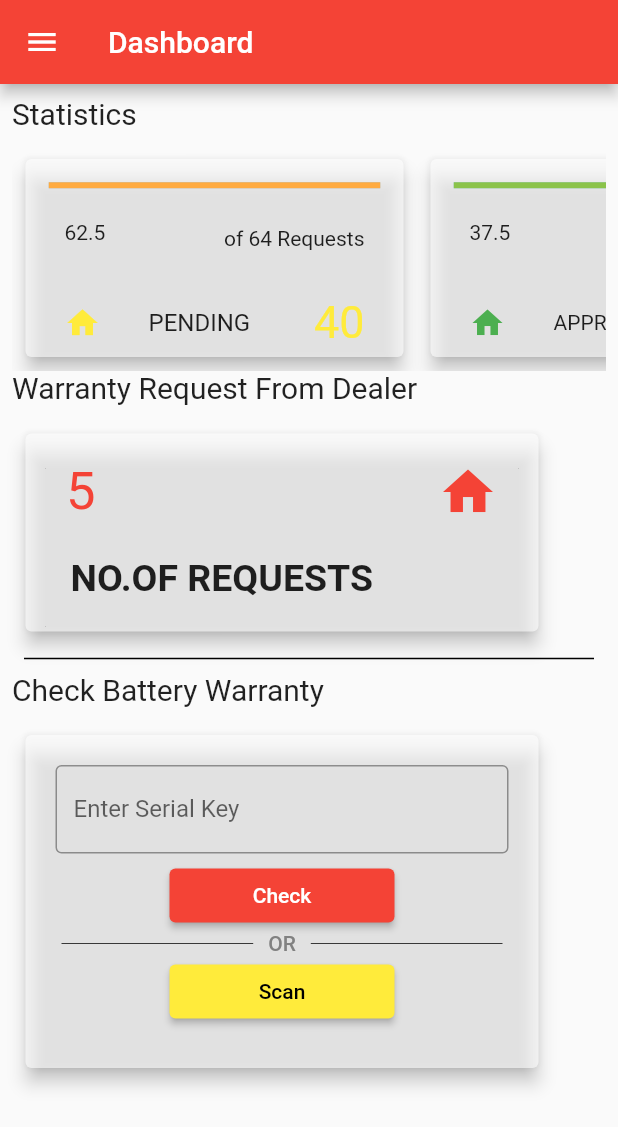
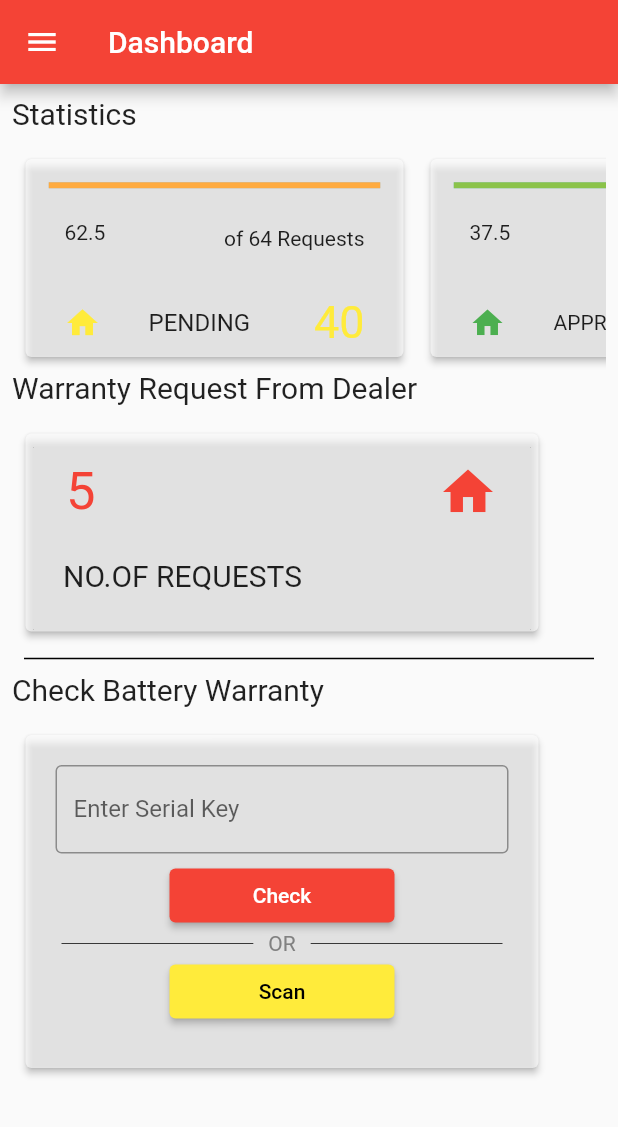
Before and after one commit to Ujjawal-Dudani/Flutterdemoapp, a Flutter app: the screen it shows after launch, on a phone screen of 412 x 824 dp. Shown: the top 1127 px of the screen. Run offline on Flutter 3.47's test engine with Material 2 defaults, Android fonts, the phone set to English and light mode, and no system bars.

Commit message:
done dashboard

```diff
--- a/lib/views/dashboard.dart
+++ b/lib/views/dashboard.dart
@@ -357,7 +357,7 @@ class _DashboardScreenState extends State<DashboardScreen> {
           crossAxisAlignment: CrossAxisAlignment.start,
           children: [
             // for statics list cards in horizontal List
-            const Text("Statistics",style: TextStyle(fontSize: 20.0),),
+            const Text("Statistics",style: TextStyle(fontSize: 20.0,fontWeight: FontWeight.w400),),
             const SizedBox(
                 height: 10
             ),
@@ -379,7 +379,7 @@ class _DashboardScreenState extends State<DashboardScreen> {
                               Padding(
                                 padding: EdgeInsets.all(5.5),
                                 child: LinearProgressIndicator(
-                                  value: 90,
+                                  value: 100,
                                   semanticsLabel: "first progress bar",
                                   color: Colors.orangeAccent,
                                 ),
@@ -398,7 +398,7 @@ class _DashboardScreenState extends State<DashboardScreen> {
                           ),
                         ),
                         color: Colors.white60,
-                        elevation: 5.0,
+                        elevation: 2.0,
                       ),
                     ),
                     Container(
@@ -432,7 +432,7 @@ class _DashboardScreenState extends State<DashboardScreen> {
                           ),
                         ),
                         color: Colors.white60,
-                        elevation: 5.0,
+                        elevation: 2.0,
                       ),
                     ),
                     Container(
@@ -466,14 +466,14 @@ class _DashboardScreenState extends State<DashboardScreen> {
                           ),
                         ),
                         color: Colors.white60,
-                        elevation: 5.0,
+                        elevation: 2.0,
                       ),
                     )
                   ],
                 ),
             ),
             //for warranty Request card
-            const Text("Warranty Request From Dealer",style: TextStyle(fontSize: 20.0),),
+            const Text("Warranty Request From Dealer",style: TextStyle(fontSize: 20.0,fontWeight: FontWeight.w400),),
             const SizedBox(
                 height: 10
             ),
@@ -496,14 +496,14 @@ class _DashboardScreenState extends State<DashboardScreen> {
                           ),
                         ),
                         Expanded(child: Padding(
-                          padding: EdgeInsets.symmetric(vertical: 14.0,horizontal: 20.0),
-                          child: Text("NO.OF REQUESTS",style: TextStyle(fontSize: 25.0,fontWeight: FontWeight.bold),),
+                          padding: EdgeInsets.symmetric(vertical: 15.0,horizontal: 15.0),
+                          child: Text("NO.OF REQUESTS",style: TextStyle(fontSize: 20.0,fontWeight: FontWeight.w400),),
                         ))
                       ],
                     ),
                   ),
                   color: Colors.white60,
-                  elevation: 5.0,
+                  elevation: 2.0,
                 ),
               ),
             ),
@@ -513,7 +513,7 @@ class _DashboardScreenState extends State<DashboardScreen> {
               child: Divider(height: 2.0,thickness: 1.0,color: Colors.black,),
             ),
             //for  Check Battery Warranty Card
-            const Text("Check Battery Warranty ",style: TextStyle(fontSize: 20.0),),
+            const Text("Check Battery Warranty ",style: TextStyle(fontSize: 20.0,fontWeight: FontWeight.w400),),
             const SizedBox(
                 height: 10
             ),
@@ -572,7 +572,7 @@ class _DashboardScreenState extends State<DashboardScreen> {
                                   SizedBox(width: 10),
                                   Text(
                                     'OR',
-                                    style: TextStyle(color: Color(0xff818181), fontWeight: FontWeight.w500),
+                                    style: TextStyle(color: Color(0xff818181), fontWeight: FontWeight.w400),
                                   ),
                                   SizedBox(width: 10),
                                   Expanded(
@@ -607,7 +607,7 @@ class _DashboardScreenState extends State<DashboardScreen> {
                     ),
                   ),
                   color: Colors.white60,
-                  elevation: 5.0,
+                  elevation: 2.0,
                 ),
               ),
             ),
```
Also changed, not shown: lib/views/find_my_battery.dart (+8 -8 lines).
